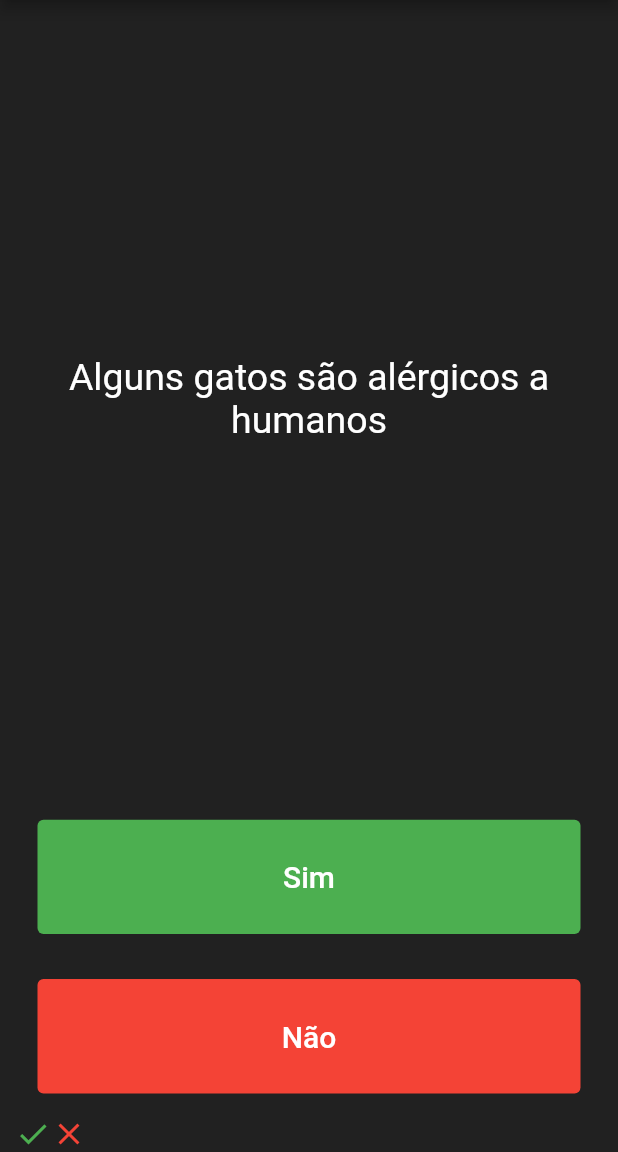
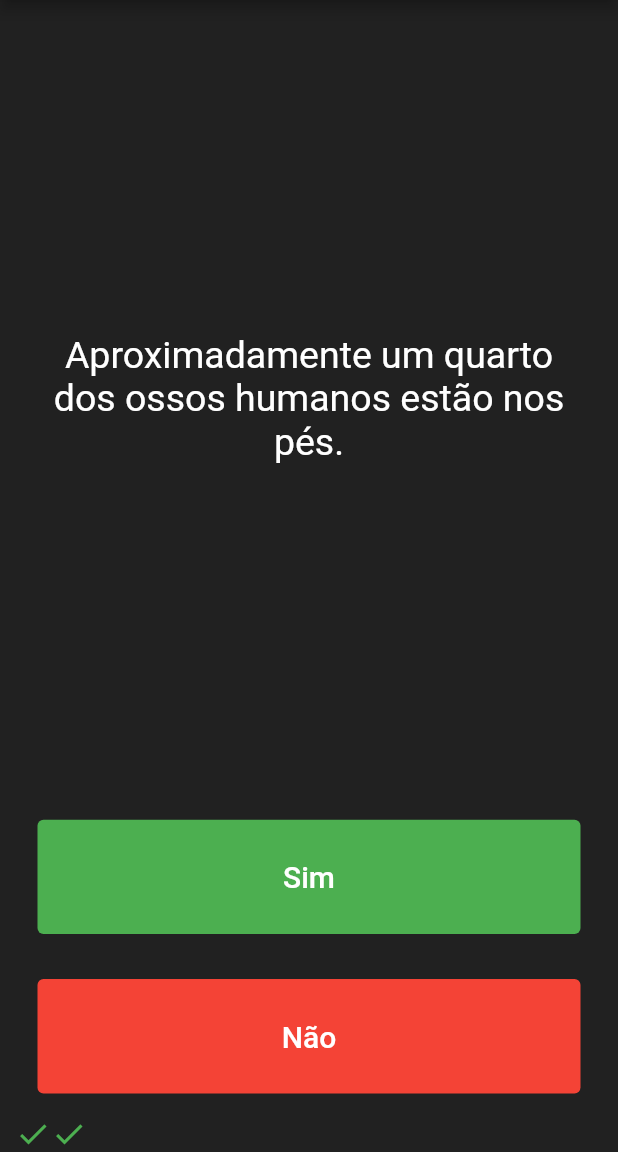
Before and after one commit to haniellourenco/Super-Quiz-App, a Flutter app: the screen it shows after launch, after a tap on "Sim", after a tap on "Não", on a phone screen of 412 x 824 dp, the part 84-1236 px from its top. Run offline on Flutter 3.47's test engine with Material 2 defaults, Android fonts, the phone set to English and light mode, and no system bars.

Commit message:
update: main with quizbrain

```diff
--- a/lib/main.dart
+++ b/lib/main.dart
@@ -1,5 +1,6 @@
 import 'package:flutter/material.dart';
 import 'package:projeto_quizz/question.dart';
+import 'package:projeto_quizz/quiz_brain.dart';
 
 void main() {
   runApp(const SuperQuiz());
@@ -14,36 +15,8 @@ class SuperQuiz extends StatefulWidget {
 
 class _SuperQuizState extends State<SuperQuiz> {
   List<Icon> score = [];
-  List<Question> questionBank = [
-    Question('Alguns gatos são alérgicos a humanos', true),
-    Question(
-        'É possível fazer com que uma vaca suba escadas, mas não descê-las.',
-        false),
-    Question(
-        'Aproximadamente um quarto dos ossos humanos estão nos pés.', true),
-    Question('O sangue de uma lesma é verde.', true),
-    Question('O nome de solteira da mãe de Buzz Aldrin era \"Moon\".', true),
-    Question('É ilegal urinar no oceano, em Portugal.', true),
-    Question(
-        'Nenhum pedaço quadrado de papel pode ser dobrado mais do que 7 vezes.',
-        false),
-    Question(
-        'Em Londres, se você morrer no Parlamento, você tem direito a um funeral de estado, porque o prédio é considerado um local sagrado.',
-        true),
-    Question(
-        'O som mais forte produzido por qualquer animal é de 188dB. Esse animal é o elefante africano.',
-        false),
-    Question(
-        'A área total dos dois pulmões de um humano é de aproximadamente 70 metros quadrados.',
-        true),
-    Question('Google foi chamado, originalmente de \"Backrub\".', true),
-    Question(
-        'O chocolate afeta o coração e o sistema nervoso de um cão; algumas gramas são suficientes para matar um cão pequeno.',
-        true),
-    Question(
-        'Na Virginia do Oeste, EUA, se você atropelar um animal com um carro, por acidente, você pode levá-lo para casa e comê-lo.',
-        true),
-  ];
+
+  QuizBrain quizBrain = QuizBrain();
 
   @override
   Widget build(BuildContext context) {
@@ -68,7 +41,7 @@ class _SuperQuizState extends State<SuperQuiz> {
                   padding: const EdgeInsets.all(10.0),
                   child: Center(
                     child: Text(
-                      questionBank[0].text,
+                      quizBrain.getQuestionText(),
                       textAlign: TextAlign.center,
                       style: const TextStyle(
                         fontSize: 25.0,
@@ -88,12 +61,22 @@ class _SuperQuizState extends State<SuperQuiz> {
                     ),
                     onPressed: () {
                       setState(() {
+                        if (quizBrain.getQuestionAnswer() == true) {
                           score.add(
                             Icon(
                               Icons.check,
                               color: Colors.green,
                             ),
                           );
+                        } else {
+                          score.add(
+                            Icon(
+                              Icons.close,
+                              color: Colors.red,
+                            ),
+                          );
+                        }
+                        quizBrain.nextQuestion();
                       });
                     },
                     child: const Text(
@@ -116,12 +99,22 @@ class _SuperQuizState extends State<SuperQuiz> {
                     ),
                     onPressed: () {
                       setState(() {
+                        if (quizBrain.getQuestionAnswer() == false) {
+                          score.add(
+                            Icon(
+                              Icons.check,
+                              color: Colors.green,
+                            ),
+                          );
+                        } else {
                           score.add(
                             Icon(
                               Icons.close,
                               color: Colors.red,
                             ),
                           );
+                        }
+                        quizBrain.nextQuestion();
                       });
                     },
                     child: const Text(
```
Lines whose indentation alone changed are shown as unchanged.
